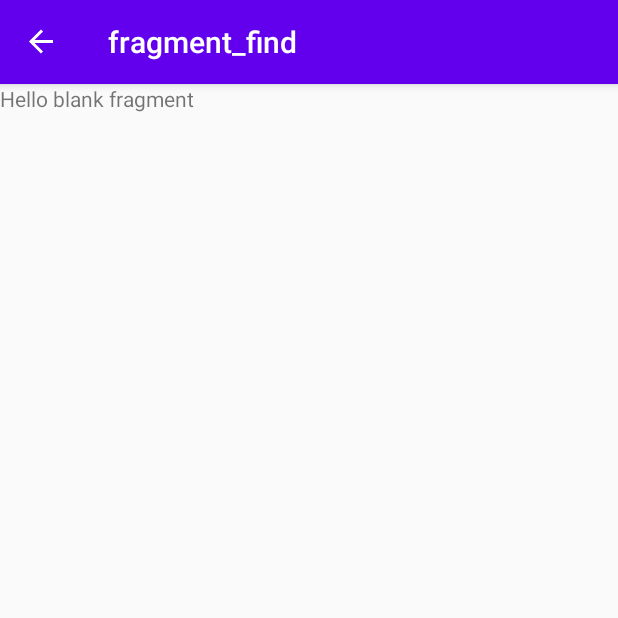
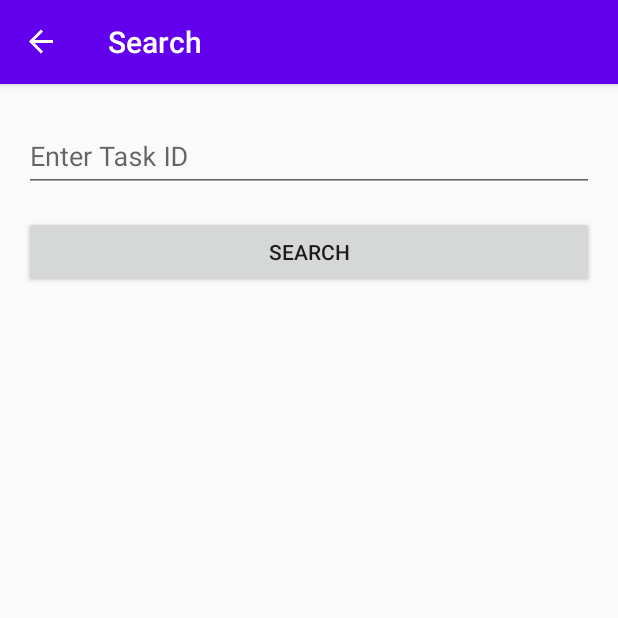
Before and after one commit to anuk549/Task-Management-Application, an Android app: the FindFragment screen opened through its navigation route, on a phone screen of 412 x 824 dp, the top half of it. Run offline under Robolectric (Android 15) with nearby library versions, the phone set to English and light mode, and no system bars; our stand-ins replace Room's generated code, navigation-ui.

Commit message:
second commit

```diff
--- a/app/src/main/java/com/example/task/data/TaskDao.kt
+++ b/app/src/main/java/com/example/task/data/TaskDao.kt
@@ -22,7 +22,7 @@ interface TaskDao {
     @Query("SELECT * FROM task_table ORDER BY id ASC")
     fun readAllData(): LiveData<List<Task>>
 
-    @Query("SELECT * FROM task_table WHERE tName LIKE '%' || :searchQuery || '%'")
-    fun searchTasksByName(searchQuery: String): LiveData<List<Task>>
+    @Query("SELECT * FROM task_table WHERE id = :taskId")
+    fun findTaskById(taskId: Int): LiveData<Task?>
 
 }
--- a/app/src/main/java/com/example/task/fragments/Find/FindFragment.kt
+++ b/app/src/main/java/com/example/task/fragments/Find/FindFragment.kt
@@ -4,29 +4,78 @@ import android.os.Bundle
 import android.view.LayoutInflater
 import android.view.View
 import android.view.ViewGroup
+import android.widget.Button
+import android.widget.EditText
+import android.widget.TextView
 import androidx.fragment.app.Fragment
-import androidx.navigation.fragment.findNavController
+import androidx.lifecycle.Observer
+import androidx.lifecycle.ViewModelProvider
 import com.example.task.R
-import kotlinx.android.synthetic.main.fragment_list.view.floatingActionButton1
+import com.example.task.model.Task
+import com.example.task.viewmodel.TaskViewModel
 
 class FindFragment : Fragment() {
+
+    private lateinit var taskViewModel: TaskViewModel
+    private lateinit var inputTaskId: EditText
+    private lateinit var searchButton: Button
+    private lateinit var taskIdTextView: TextView
+    private lateinit var taskNameTextView: TextView
+    private lateinit var descriptionTextView: TextView
+    private lateinit var priorityTextView: TextView
+    private lateinit var deadlineTextView: TextView
 
     override fun onCreateView(
         inflater: LayoutInflater,
         container: ViewGroup?,
         savedInstanceState: Bundle?
     ): View? {
-        // Inflate the layout for this fragment
         val view = inflater.inflate(R.layout.fragment_find, container, false)
 
-        // Ensure the FloatingActionButton is found
-        view?.let {
-            // Set click listener for the button
-            it.floatingActionButton1?.setOnClickListener {
-                findNavController().navigate(R.id.action_findFragment_to_listFragment)
-            }
+        // Initialize views
+        inputTaskId = view.findViewById(R.id.input_task_id)
+        searchButton = view.findViewById(R.id.search_button)
+        taskIdTextView = view.findViewById(R.id.task_id_textview)
+        taskNameTextView = view.findViewById(R.id.task_name_textview)
+        descriptionTextView = view.findViewById(R.id.description_textview)
+        priorityTextView = view.findViewById(R.id.priority_textview)
+        deadlineTextView = view.findViewById(R.id.deadline_textview)
+
+        // Initialize ViewModel
+        taskViewModel = ViewModelProvider(this).get(TaskViewModel::class.java)
+
+        // Set click listener for the search button
+        searchButton.setOnClickListener {
+            val taskId = inputTaskId.text.toString().toIntOrNull()
+            taskId?.let { searchTaskById(it) }
         }
 
         return view
     }
+
+    private fun searchTaskById(taskId: Int) {
+        taskViewModel.findTaskById(taskId).observe(viewLifecycleOwner, Observer { task ->
+            task?.let {
+                displayTaskDetails(it)
+            } ?: run {
+                clearTaskDetails()
+            }
+        })
+    }
+
+    private fun displayTaskDetails(task: Task) {
+        taskIdTextView.text = "Task ID: ${task.id}"
+        taskNameTextView.text = "Task Name: ${task.tName}"
+        descriptionTextView.text = "Description: ${task.description}"
+        priorityTextView.text = "Priority: ${task.priority}"
+        deadlineTextView.text = "Deadline: ${task.deadline}"
+    }
+
+    private fun clearTaskDetails() {
+        taskIdTextView.text = "Task ID: "
+        taskNameTextView.text = "Task Name: "
+        descriptionTextView.text = "Description: "
+        priorityTextView.text = "Priority: "
+        deadlineTextView.text = "Deadline: "
+    }
 }
--- a/app/src/main/java/com/example/task/repository/TaskRepository.kt
+++ b/app/src/main/java/com/example/task/repository/TaskRepository.kt
@@ -24,9 +24,8 @@ class TaskRepository(private val taskDao: TaskDao) {
         taskDao.deleteAllTasks()
     }
 
-    fun searchTasksByName(searchQuery: String): LiveData<List<Task>> {
-        return taskDao.searchTasksByName(searchQuery)
+    fun findTaskById(taskId: Int): LiveData<Task?> {
+        return taskDao.findTaskById(taskId)
     }
 
-
 }
--- a/app/src/main/java/com/example/task/viewmodel/TaskViewModel.kt
+++ b/app/src/main/java/com/example/task/viewmodel/TaskViewModel.kt
@@ -47,9 +47,8 @@ class TaskViewModel(application: Application): AndroidViewModel(application) {
         }
     }
 
-    fun searchTasksByName(searchQuery: String): LiveData<List<Task>> {
-        return repository.searchTasksByName(searchQuery)
+    fun findTaskById(taskId: Int): LiveData<Task?> {
+        return repository.findTaskById(taskId)
     }
 
-
 }
--- a/app/src/main/res/layout/fragment_find.xml
+++ b/app/src/main/res/layout/fragment_find.xml
@@ -1,14 +1,76 @@
 <?xml version="1.0" encoding="utf-8"?>
-<FrameLayout xmlns:android="http://schemas.android.com/apk/res/android"
-    xmlns:tools="http://schemas.android.com/tools"
+<androidx.constraintlayout.widget.ConstraintLayout xmlns:android="http://schemas.android.com/apk/res/android"
+    xmlns:app="http://schemas.android.com/apk/res-auto"
     android:layout_width="match_parent"
     android:layout_height="match_parent"
-    tools:context=".fragments.Find.FindFragment">
+    android:padding="16dp">
 
-    <!-- TODO: Update blank fragment layout -->
-    <TextView
-        android:layout_width="match_parent"
-        android:layout_height="match_parent"
-        android:text="@string/hello_blank_fragment" />
+    <com.google.android.material.textfield.TextInputLayout
+        android:id="@+id/input_task_id_layout"
+        android:layout_width="0dp"
+        android:layout_height="wrap_content"
+        android:layout_marginBottom="16dp"
+        app:layout_constraintBottom_toTopOf="@+id/search_button"
+        app:layout_constraintEnd_toEndOf="parent"
+        app:layout_constraintStart_toStartOf="parent">
 
-</FrameLayout>
+        <com.google.android.material.textfield.TextInputEditText
+            android:id="@+id/input_task_id"
+            android:layout_width="match_parent"
+            android:layout_height="wrap_content"
+            android:hint="Enter Task ID"
+            android:inputType="number" />
+    </com.google.android.material.textfield.TextInputLayout>
+
+    <Button
+        android:id="@+id/search_button"
+        android:layout_width="0dp"
+        android:layout_height="wrap_content"
+        android:layout_marginTop="16dp"
+        android:text="Search"
+        app:layout_constraintEnd_toEndOf="parent"
+        app:layout_constraintStart_toStartOf="parent"
+        app:layout_constraintTop_toBottomOf="@+id/input_task_id_layout" />
+
+    <!-- Display search result -->
+    <LinearLayout
+        android:layout_width="0dp"
+        android:layout_height="0dp"
+        android:orientation="vertical"
+        app:layout_constraintBottom_toBottomOf="parent"
+        app:layout_constraintEnd_toEndOf="parent"
+        app:layout_constraintStart_toStartOf="parent"
+        app:layout_constraintTop_toBottomOf="@+id/search_button">
+
+        <TextView
+            android:id="@+id/task_id_textview"
+            android:layout_width="match_parent"
+            android:layout_height="wrap_content"
+            android:textSize="18sp" />
+
+        <TextView
+            android:id="@+id/task_name_textview"
+            android:layout_width="match_parent"
+            android:layout_height="wrap_content"
+            android:textSize="18sp" />
+
+        <TextView
+            android:id="@+id/description_textview"
+            android:layout_width="match_parent"
+            android:layout_height="wrap_content"
+            android:textSize="18sp" />
+
+        <TextView
+            android:id="@+id/priority_textview"
+            android:layout_width="match_parent"
+            android:layout_height="wrap_content"
+            android:textSize="18sp" />
+
+        <TextView
+            android:id="@+id/deadline_textview"
+            android:layout_width="match_parent"
+            android:layout_height="wrap_content"
+            android:textSize="18sp" />
+    </LinearLayout>
+
+</androidx.constraintlayout.widget.ConstraintLayout>
--- a/app/src/main/res/navigation/my_nav.xml
+++ b/app/src/main/res/navigation/my_nav.xml
@@ -45,7 +45,7 @@
     <fragment
         android:id="@+id/findFragment"
         android:name="com.example.task.fragments.Find.FindFragment"
-        android:label="fragment_find"
+        android:label="Search"
         tools:layout="@layout/fragment_find" >
         <action
             android:id="@+id/action_findFragment_to_listFragment"
```
